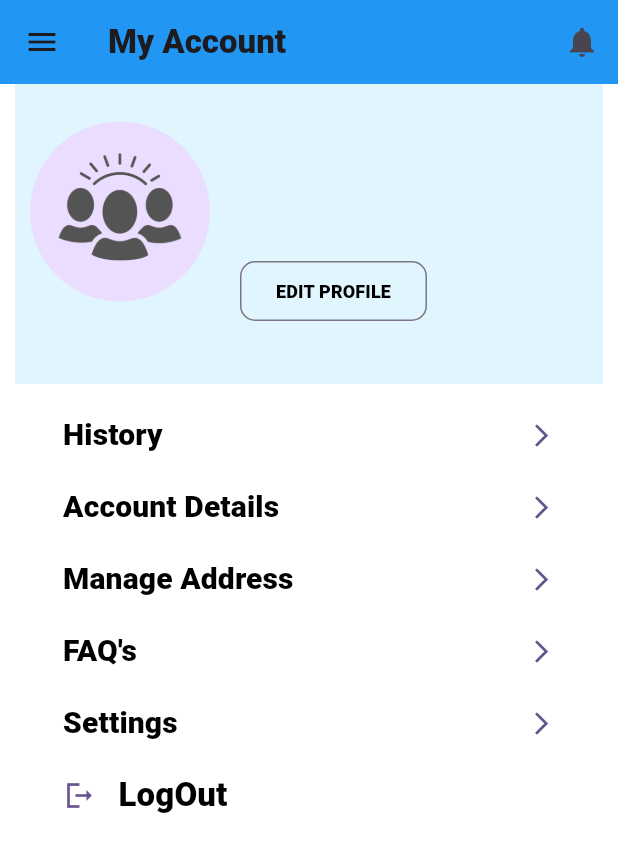
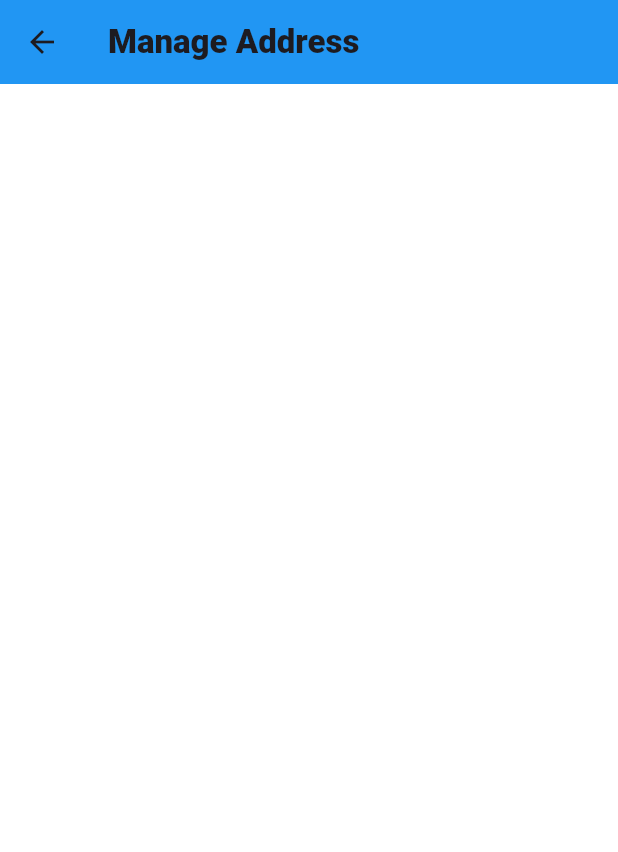
Before and after one commit to Ayush0316/ngo-app, a Flutter app: the Account screen opened directly, after a tap on "Manage Address", on a phone screen of 412 x 824 dp. Shown: the top 852 px of the screen. Run offline on Flutter 3.47's test engine with Material 2 defaults, Android fonts, the phone set to English and light mode, and no system bars; our stand-ins replace carousel_slider, cloud_firestore, firebase_auth, firebase_core, flutter_form_builder, form_builder_validators and 1 more; missing offline and left inert: adaptive_layout, autocomplete_textfield, form_builder_phone_field, sliding_switch; accounts and stored records are empty; Roboto replaces fonts that are missing (Roboto-Black).

Commit message:
files added

```diff
--- a/ngo_app/lib/screens/Account/account.dart
+++ b/ngo_app/lib/screens/Account/account.dart
@@ -5,6 +5,8 @@ import 'package:ngo_app/services/UserProvider.dart';
 import 'package:ngo_app/services/auth.dart';
 import 'package:ngo_app/screens/Account/settings.dart';
 import 'package:ngo_app/screens/Account/edit_profile.dart';
+import 'package:ngo_app/screens/Account/account_details.dart';
+import 'package:ngo_app/screens/Account/manage_address.dart';
 
 class Account extends StatefulWidget {
   const Account({super.key});
@@ -155,7 +157,10 @@ class _AccountState extends State<Account> {
                               ],
                             )),
                         TextButton(
-                            onPressed: () {},
+                            onPressed: () {
+                              Navigator.of(context).push(MaterialPageRoute(
+                                  builder: (context) => const acc_details()));
+                            },
                             child: Row(
                               mainAxisAlignment: MainAxisAlignment.spaceBetween,
                               children: [
@@ -175,7 +180,11 @@ class _AccountState extends State<Account> {
                               ],
                             )),
                         TextButton(
-                            onPressed: () {},
+                            onPressed: () {
+                              Navigator.of(context).push(MaterialPageRoute(
+                                  builder: (context) =>
+                                      const manage_address()));
+                            },
                             child: Row(
                               mainAxisAlignment: MainAxisAlignment.spaceBetween,
                               children: [
--- /dev/null
+++ b/ngo_app/lib/screens/Account/manage_address.dart
@@ -0,0 +1,27 @@
+import "package:flutter/material.dart";
+
+class manage_address extends StatefulWidget {
+  const manage_address({super.key});
+
+  @override
+  State<manage_address> createState() => _manage_addressState();
+}
+
+class _manage_addressState extends State<manage_address> {
+  @override
+  Widget build(BuildContext context) => GestureDetector(
+        onTap: () => FocusScope.of(context).unfocus(),
+        child: Scaffold(
+          backgroundColor: Color.fromARGB(249, 255, 255, 255),
+          appBar: AppBar(
+            leading: BackButton(
+              onPressed: () => Navigator.of(context).pop(false),
+            ),
+            backgroundColor: Colors.blue,
+            title: const Text("Manage Address"),
+            elevation: 0.0,
+          ),
+          //   body: SafeArea(
+        ),
+      );
+}
```
Also changed, not shown: ngo_app/lib/screens/Account/account_details.dart (added, +27 -0 lines).
